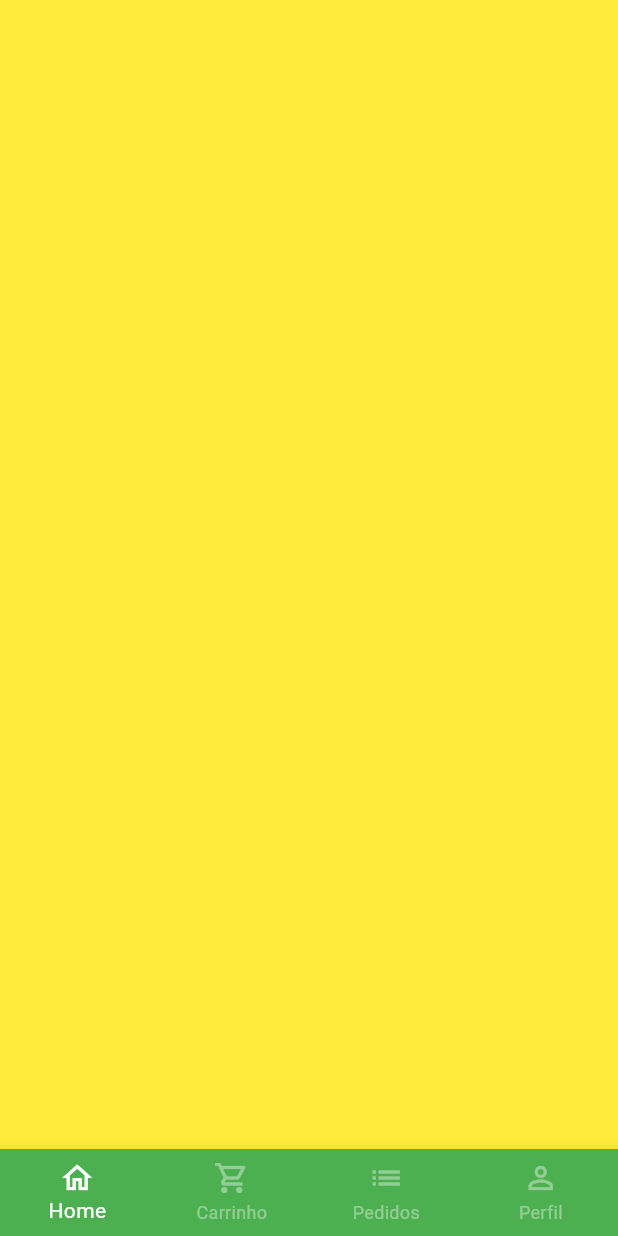
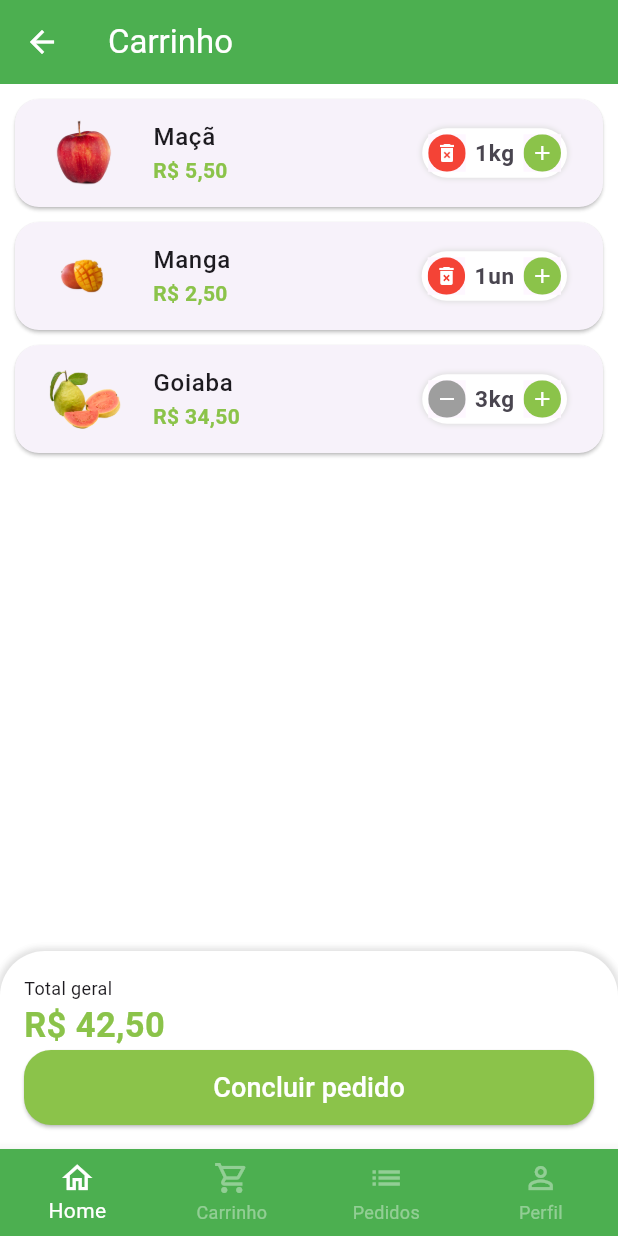
Before and after one commit to danielacsapps/greengrocer, a Flutter app: the BaseScreen screen opened directly, swiped to page 2, on a phone screen of 412 x 824 dp. Run offline on Flutter 3.47's test engine with Material 3 defaults, Android fonts, the phone set to English and light mode, and no system bars; our stand-ins replace animated_text_kit, badges, mask_text_input_formatter.

Commit message:
Seção 7: Flutter UI: Tela do carrinho

```diff
--- a/lib/main.dart
+++ b/lib/main.dart
@@ -13,6 +13,10 @@
     return MaterialApp(
       title: 'Flutter Demo',
       theme: ThemeData(
+        appBarTheme: AppBarTheme(
+          backgroundColor: Colors.green,
+          foregroundColor: Colors.white,
+        ),
         primarySwatch: Colors.green,
         scaffoldBackgroundColor: Colors.white.withAlpha(190),
         elevatedButtonTheme: ElevatedButtonThemeData(
--- a/lib/src/config/app_data.dart
+++ b/lib/src/config/app_data.dart
@@ -1,3 +1,4 @@
+import 'package:greengrocer/src/models/cart_item_model.dart';
 import 'package:greengrocer/src/models/item_model.dart';
 
 ItemModel apple = ItemModel(
@@ -63,3 +64,9 @@
   'Temperos',
   'Cereais',
 ];
+
+List<CartItemModel> cartItems = [
+  CartItemModel(item: apple, quantity: 1),
+  CartItemModel(item: mango, quantity: 1),
+  CartItemModel(item: guava, quantity: 3),
+];
--- /dev/null
+++ b/lib/src/models/cart_item_model.dart
@@ -0,0 +1,10 @@
+import 'package:greengrocer/src/models/item_model.dart';
+
+class CartItemModel {
+  ItemModel item;
+  int quantity;
+
+  CartItemModel({required this.item, required this.quantity});
+
+  double totalPrice() => item.price * quantity;
+}
--- a/lib/src/pages/base/base_screen.dart
+++ b/lib/src/pages/base/base_screen.dart
@@ -1,4 +1,5 @@
 import 'package:flutter/material.dart';
+import 'package:greengrocer/src/pages/cart/cart_tab.dart';
 import 'package:greengrocer/src/pages/home/home_tab.dart';
 
 class BaseScreen extends StatefulWidget {
@@ -20,7 +21,7 @@
         controller: pageController,
         children: [
           const HomeTab(),
-          Container(color: Colors.yellow),
+          CartTab(),
           Container(color: Colors.blue),
           Container(color: Colors.purple),
         ],
--- /dev/null
+++ b/lib/src/pages/cart/cart_tab.dart
@@ -0,0 +1,146 @@
+import 'package:flutter/material.dart';
+import 'package:greengrocer/src/config/custom_colors.dart';
+import 'package:greengrocer/src/models/cart_item_model.dart';
+import 'package:greengrocer/src/pages/cart/components/cart_tile.dart';
+import 'package:greengrocer/src/services/utils_services.dart';
+import 'package:greengrocer/src/config/app_data.dart' as appData;
+
+class CartTab extends StatefulWidget {
+  const CartTab({super.key});
+
+  @override
+  State<CartTab> createState() => _CartTabState();
+}
+
+class _CartTabState extends State<CartTab> {
+  final UtilsServices utilServices = UtilsServices();
+
+  void removerItemFromCart(CartItemModel cartItem) {
+    setState(() {
+      appData.cartItems.remove(cartItem);
+    });
+  }
+
+  double cartTotalPrince() {
+    double total = 0;
+    for (var item in appData.cartItems) {
+      total += item.totalPrice();
+    }
+    return total;
+  }
+
+  @override
+  Widget build(BuildContext context) {
+    return Scaffold(
+      appBar: AppBar(title: const Text('Carrinho')),
+      body: Column(
+        children: [
+          Expanded(
+            child: ListView.builder(
+              itemCount: appData.cartItems.length,
+              itemBuilder: (_, index) {
+                return CartTile(
+                  cartItem: appData.cartItems[index],
+                  updateQuantity: (qtd) {
+                    if (qtd == 0) {
+                      removerItemFromCart(appData.cartItems[index]);
+                    } else {
+                      setState(() => appData.cartItems[index].quantity = qtd);
+                    }
+                  },
+                );
+              },
+            ),
+          ),
+
+          Container(
+            padding: const EdgeInsets.all(16),
+            decoration: BoxDecoration(
+              color: Colors.white,
+              borderRadius: const BorderRadius.vertical(
+                top: Radius.circular(30),
+              ),
+              boxShadow: [
+                BoxShadow(
+                  color: Colors.grey.shade300,
+                  blurRadius: 3,
+                  spreadRadius: 2,
+                ),
+              ],
+            ),
+
+            child: Column(
+              crossAxisAlignment: CrossAxisAlignment.stretch,
+              children: [
+                const Text('Total geral', style: TextStyle(fontSize: 12)),
+
+                Text(
+                  utilServices.priceToCurrency(cartTotalPrince()),
+                  style: TextStyle(
+                    fontSize: 23,
+                    color: CustomColors.customSwatchColor,
+                    fontWeight: FontWeight.bold,
+                  ),
+                ),
+
+                SizedBox(
+                  height: 50,
+                  child: ElevatedButton(
+                    style: ElevatedButton.styleFrom(
+                      backgroundColor: CustomColors.customSwatchColor,
+                      shape: RoundedRectangleBorder(
+                        borderRadius: BorderRadiusGeometry.circular(18),
+                      ),
+                    ),
+                    onPressed: () async {
+                      bool? result = await showOrderConfirmation();
+                      print(result);
+                    },
+                    child: Text(
+                      'Concluir pedido',
+                      style: TextStyle(fontSize: 18),
+                    ),
+                  ),
+                ),
+              ],
+            ),
+          ),
+        ],
+      ),
+    );
+  }
+
+  Future<bool?> showOrderConfirmation() {
+    return showDialog<bool>(
+      context: context,
+      builder: (context) {
+        return AlertDialog(
+          shape: RoundedRectangleBorder(
+            borderRadius: BorderRadiusGeometry.circular(20),
+          ),
+          title: const Text('Confirmação'),
+          content: const Text('Deseja realmente concluir o pedido?'),
+          actions: [
+            TextButton(
+              onPressed: () {
+                Navigator.of(context).pop(false);
+              },
+              child: const Text('Não'),
+            ),
+            ElevatedButton(
+              style: ElevatedButton.styleFrom(
+                shape: RoundedRectangleBorder(
+                  borderRadius: BorderRadiusGeometry.circular(20),
+                ),
+              ),
+              onPressed: () {
+                Navigator.of(context).pop(true);
+              },
+              child: const Text('Sim'),
+            ),
+          ],
+        );
+      },
+    );
+  }
+}
--- /dev/null
+++ b/lib/src/pages/cart/components/cart_tile.dart
@@ -0,0 +1,64 @@
+import 'package:flutter/material.dart';
+import 'package:greengrocer/src/config/custom_colors.dart';
+import 'package:greengrocer/src/models/cart_item_model.dart';
+import 'package:greengrocer/src/pages/common_widgets/quantity_widget.dart';
+import 'package:greengrocer/src/services/utils_services.dart';
+
+class CartTile extends StatefulWidget {
+  final CartItemModel cartItem;
+  final Function(int) updateQuantity;
+
+  const CartTile({
+    super.key,
+    required this.cartItem,
+    required this.updateQuantity,
+  });
+
+  @override
+  State<CartTile> createState() => _CartTileState();
+}
+
+class _CartTileState extends State<CartTile> {
+  final UtilsServices utilsServices = UtilsServices();
+
+  @override
+  Widget build(BuildContext context) {
+    return Card(
+      margin: const EdgeInsetsGeometry.fromLTRB(10, 10, 10, 0),
+      shape: RoundedRectangleBorder(
+        borderRadius: BorderRadiusGeometry.circular(16),
+      ),
+      child: ListTile(
+        // Imagem
+        leading: Image.asset(
+          widget.cartItem.item.imgUrl,
+          height: 60,
+          width: 60,
+        ),
+
+        // Título
+        title: Text(
+          widget.cartItem.item.itemName,
+          style: const TextStyle(fontWeight: FontWeight.w500),
+        ),
+
+        // Total
+        subtitle: Text(
+          utilsServices.priceToCurrency(widget.cartItem.totalPrice()),
+          style: TextStyle(
+            color: CustomColors.customSwatchColor,
+            fontWeight: FontWeight.bold,
+          ),
+        ),
+
+        // Quantidade
+        trailing: QuantityWidget(
+          suffixText: widget.cartItem.item.unit,
+          value: widget.cartItem.quantity,
+          result: widget.updateQuantity,
+          isRemovable: true,
+        ),
+      ),
+    );
+  }
+}
--- a/lib/src/pages/common_widgets/quantity_widget.dart
+++ b/lib/src/pages/common_widgets/quantity_widget.dart
@@ -5,12 +5,14 @@
   final int value;
   final String suffixText;
   final Function(int quantity) result;
+  final bool isRemovable;
 
   const QuantityWidget({
     super.key,
     required this.suffixText,
     required this.value,
     required this.result,
+    this.isRemovable = false,
   });
 
   @override
@@ -30,12 +32,15 @@
       ),
 
       child: Row(
+        mainAxisSize: MainAxisSize.min,
         children: [
           _QuantityButton(
-            icon: Icons.remove,
-            color: Colors.grey,
+            icon: !isRemovable || value > 1
+                ? Icons.remove
+                : Icons.delete_forever,
+            color: !isRemovable || value > 1 ? Colors.grey : Colors.red,
             onPressed: () {
-              if (value == 1) return;
+              if (value == 1 && !isRemovable) return;
               int resultCount = value - 1;
               result(resultCount);
             },
```
